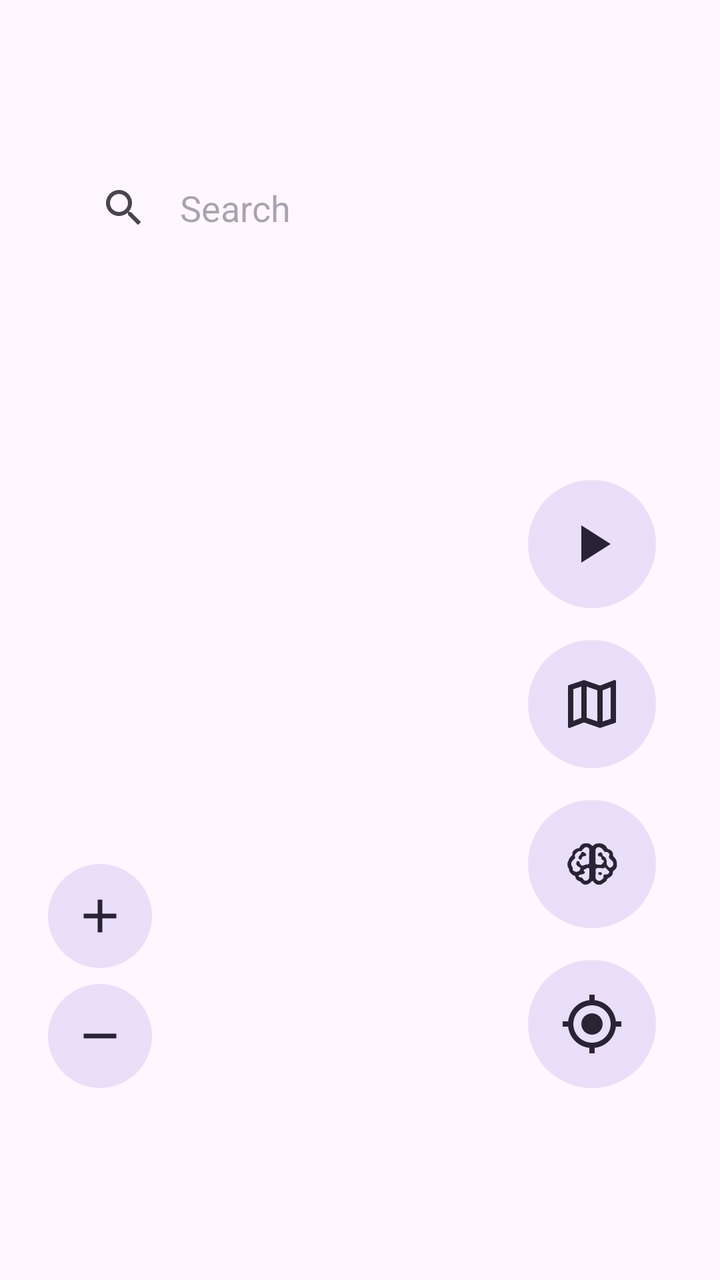
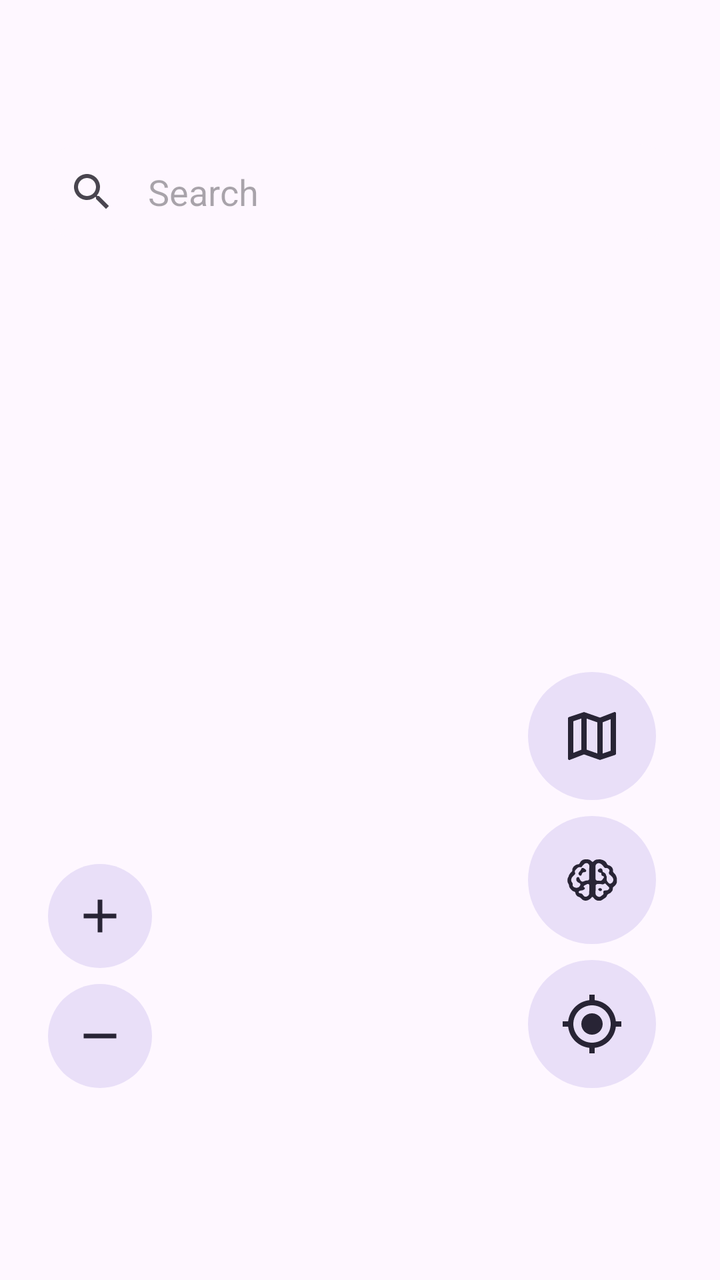

Compare the two renders of this Android layout. The source of the first and the diff that turns it into the second are given below.
<!-- AndroidManifest.xml: application theme Theme.GPSSetter -->
<!-- res/layout/activity_map.xml -->
<?xml version="1.0" encoding="utf-8"?>
<androidx.drawerlayout.widget.DrawerLayout xmlns:android="http://schemas.android.com/apk/res/android"
    android:layout_width="match_parent"
    android:layout_height="match_parent"
    xmlns:app="http://schemas.android.com/apk/res-auto"
    android:id="@+id/container"
    android:orientation="vertical"
    android:fitsSystemWindows="false">

    <RelativeLayout
        android:layout_width="match_parent"
        android:layout_height="match_parent">

        <com.google.android.material.appbar.MaterialToolbar
            android:visibility="gone"
            android:id="@+id/toolbar"
            android:layout_width="match_parent"
            android:layout_height="?attr/actionBarSize"
            android:layout_marginTop="24dp"
            android:elevation="1dp"
            app:navigationIcon="@drawable/ic_baseline_menu_24"/>

        <include
            android:id="@+id/search"
            layout="@layout/include_search"
            android:layout_width="match_parent"
            android:layout_height="wrap_content"
            android:layout_alignParentTop="true"
            android:layout_marginStart="18dp"
            android:layout_marginTop="72dp"
            android:layout_marginEnd="18dp"
            android:layout_marginBottom="72dp"
            android:gravity="center_vertical"
            android:lines="1"
            android:padding="8dp"
            android:paddingStart="8dp"
            android:textSize="18sp"
        />

        <include
            android:id="@+id/map_container"
            layout="@layout/map_container"
            android:layout_height="match_parent"
            android:layout_width="match_parent"/>

        <com.google.android.material.button.MaterialButton
            android:id="@+id/getlocation"
            style="@style/Widget.Material3.Button.TonalButton"
            android:contentDescription="@string/getlocation_desc"
            android:layout_width="64dp"
            android:layout_height="64dp"
            android:layout_alignParentBottom="true"
            android:layout_alignParentEnd="true"
            android:layout_centerVertical="true"
            android:layout_marginStart="32dp"
            android:layout_marginEnd="32dp"
            android:layout_marginTop="16dp"
            android:layout_marginBottom="96dp"
            android:alpha="0.95"
            android:elevation="10dp"
            android:insetLeft="0dp"
            android:insetTop="0dp"
            android:insetRight="0dp"
            android:insetBottom="0dp"
            app:icon="@drawable/ic_baseline_my_location_24"
            app:iconGravity="textStart"
            app:iconPadding="0dp"
            app:iconSize="32dp" />
            
        
        <com.google.android.material.button.MaterialButton
            android:id="@+id/spls_button"
            style="@style/Widget.Material3.Button.TonalButton"
            android:contentDescription="SPLS"
            android:layout_above="@id/getlocation"
            android:layout_width="64dp"
            android:layout_height="64dp"
            android:layout_alignParentEnd="true"
            android:layout_marginStart="32dp"
            android:layout_marginEnd="32dp"
            android:layout_marginTop="16dp"
            android:alpha="0.95"
            android:elevation="10dp"
            android:insetLeft="0dp"
            android:insetTop="0dp"
            android:insetRight="0dp"
            android:insetBottom="0dp"
            app:icon="@drawable/ic_pref_brain_small"
            app:iconGravity="textStart"
            app:iconPadding="0dp"
            app:iconSize="32dp" />
        
        <com.google.android.material.button.MaterialButton
            android:id="@+id/addfavorite"
            style="@style/Widget.Material3.Button.TonalButton"
            android:contentDescription="Change map style"
            android:layout_above="@id/spls_button"
            android:layout_width="64dp"
            android:layout_height="64dp"
            android:layout_alignParentEnd="true"
            android:layout_marginStart="32dp"
            android:layout_marginEnd="32dp"
            android:layout_marginTop="16dp"
            android:alpha="0.95"
            android:elevation="10dp"
            android:insetLeft="0dp"
            android:insetTop="0dp"
            android:insetRight="0dp"
            android:insetBottom="0dp"
            app:icon="@drawable/ic_map_type"
            app:iconGravity="textStart"
            app:iconPadding="0dp"
            app:iconSize="32dp" />
        
        <com.google.android.material.button.MaterialButton
            android:id="@+id/start_button"
            android:contentDescription="@string/location_set"
            style="@style/Widget.Material3.Button.TonalButton"
            android:layout_above="@id/addfavorite"
            android:layout_width="64dp"
            android:layout_height="64dp"
            android:layout_alignParentEnd="true"
            android:layout_marginStart="32dp"
            android:layout_marginEnd="32dp"
            android:alpha="0.95"
            android:elevation="10dp"
            android:insetLeft="0dp"
            android:insetTop="0dp"
            android:insetRight="0dp"
            android:insetBottom="0dp"
            app:icon="@drawable/ic_play" 
            app:iconGravity="textStart"
            app:iconPadding="0dp"
            app:iconSize="32dp" 

            android:visibility="visible" />

        <com.google.android.material.button.MaterialButton
            android:id="@+id/stop_button"
             android:contentDescription="@string/location_unset"
            style="@style/Widget.Material3.Button.TonalButton"
            android:layout_above="@id/addfavorite"
            android:layout_width="64dp"
            android:layout_height="64dp"
            android:layout_alignParentEnd="true"
            android:layout_marginStart="32dp"
            android:layout_marginEnd="32dp"
            android:alpha="0.95"
            android:elevation="10dp"
            android:insetLeft="0dp"
            android:insetTop="0dp"
            android:insetRight="0dp"
            android:insetBottom="0dp"
            app:icon="@drawable/ic_stop"
            app:iconGravity="textStart"
            app:iconPadding="0dp"
            app:iconSize="32dp" 

            android:visibility="gone" />

        <com.google.android.material.button.MaterialButton
            android:id="@+id/zoom_out"
            style="@style/Widget.Material3.Button.TonalButton"
            android:contentDescription="@string/zoom_out_desc"
            android:layout_width="52dp"
            android:layout_height="52dp"
            android:layout_alignParentStart="true"
            android:layout_alignParentBottom="true"
            android:layout_marginStart="24dp"
            android:layout_marginBottom="96dp"
            android:alpha="0.95"
            android:elevation="10dp"
            android:insetLeft="0dp"
            android:insetTop="0dp"
            android:insetRight="0dp"
            android:insetBottom="0dp"
            app:icon="@drawable/ic_zoom_minus"
            app:iconGravity="textStart"
            app:iconPadding="0dp"
            app:iconSize="28dp" />

        <com.google.android.material.button.MaterialButton
            android:id="@+id/zoom_in"
            style="@style/Widget.Material3.Button.TonalButton"
            android:contentDescription="@string/zoom_in_desc"
            android:layout_width="52dp"
            android:layout_height="52dp"
            android:layout_above="@id/zoom_out"
            android:layout_alignParentStart="true"
            android:layout_marginStart="24dp"
            android:layout_marginBottom="8dp"
            android:alpha="0.95"
            android:elevation="10dp"
            android:insetLeft="0dp"
            android:insetTop="0dp"
            android:insetRight="0dp"
            android:insetBottom="0dp"
            app:icon="@drawable/ic_zoom_plus"
            app:iconGravity="textStart"
            app:iconPadding="0dp"
            app:iconSize="28dp" />

    </RelativeLayout>

    <com.google.android.material.navigation.NavigationView
        android:visibility="gone"
        android:id="@+id/nav_view"
        android:layout_width="wrap_content"
        android:layout_height="match_parent"
        android:layout_gravity="start"
        app:headerLayout="@layout/drawer_header"
        app:menu="@menu/main_menu">
    </com.google.android.material.navigation.NavigationView>

</androidx.drawerlayout.widget.DrawerLayout>
<!-- res/layout/include_search.xml (included above) -->
<?xml version="1.0" encoding="utf-8"?>
<RelativeLayout xmlns:android="http://schemas.android.com/apk/res/android"
    xmlns:app="http://schemas.android.com/apk/res-auto"
    xmlns:tools="http://schemas.android.com/tools"
    app:layout_constraintTop_toTopOf="parent"
    android:layout_width="match_parent"
    android:layout_height="wrap_content"
    android:elevation="8dp"
    android:outlineProvider="none"
    >
    

    <EditText
        android:id="@+id/searchBox"
        android:layout_width="match_parent"
        android:layout_height="@dimen/search_box_height"
        android:layout_marginStart="@dimen/padding_16"
        android:layout_marginTop="@dimen/padding_8"
        android:layout_marginEnd="@dimen/padding_16"
        android:layout_marginBottom="@dimen/padding_8"
        android:background="@drawable/search_box_background"
        android:drawableStart="@drawable/ic_baseline_search_24"
        android:drawablePadding="@dimen/padding_16"
        android:hint="@string/search"
        android:imeOptions="actionSearch"
        android:inputType="text"
        android:paddingStart="@dimen/padding_16"
        android:paddingEnd="52dp"   
    />

    <ProgressBar
        android:id="@+id/search_progress"
        android:layout_width="@dimen/progressbar_size"
        android:layout_height="@dimen/progressbar_size"
        android:layout_marginEnd="24dp"
        android:visibility="gone"
        tools:visibility="visible"
        android:layout_alignParentEnd="true"
        android:layout_centerVertical="true"
        android:padding="@dimen/padding_8" 
    />

</RelativeLayout>
<!-- res/layout/map_container.xml (included above) -->
<?xml version="1.0" encoding="utf-8"?>
<LinearLayout xmlns:android="http://schemas.android.com/apk/res/android"
    xmlns:app="http://schemas.android.com/apk/res-auto"
    android:layout_width="match_parent"
    android:layout_height="match_parent"
    android:orientation="vertical"
    app:layout_behavior="@string/appbar_scrolling_view_behavior">


    <FrameLayout
        android:id="@+id/map"
        android:layout_width="match_parent"
        android:layout_height="match_parent" />

</LinearLayout>
<!-- res/layout/drawer_header.xml (included above) -->
<?xml version="1.0" encoding="utf-8"?>
<RelativeLayout xmlns:android="http://schemas.android.com/apk/res/android"
    android:layout_width="match_parent"
    android:layout_height="wrap_content"
    android:padding="@dimen/padding_16">

    <ImageView
        android:id="@+id/logo"
        android:layout_width="24dp"
        android:layout_height="24dp"
        android:layout_centerVertical="true"
        android:layout_marginStart="10dp"
        android:src="@mipmap/ic_launcher" />

    <TextView
        android:layout_width="wrap_content"
        android:layout_height="wrap_content"
        android:layout_marginStart="5dp"
        android:layout_marginTop="10dp"
        android:layout_marginBottom="10dp"
        android:layout_toEndOf="@id/logo"
        android:text="@string/app_name"
        android:textStyle="bold" />

</RelativeLayout>
<!-- resources referenced by this layout -->
<resources>
  <dimen name="padding_16">16dp</dimen>
  <dimen name="padding_8">8dp</dimen>
  <dimen name="progressbar_size">36dp</dimen>
  <dimen name="search_box_height">48dp</dimen>
  <!-- drawable ic_baseline_menu_24 (drawable) -->
  <vector android:height="24dp" android:tint="#000000"
      android:viewportHeight="24" android:viewportWidth="24"
      android:width="24dp" xmlns:android="http://schemas.android.com/apk/res/android">
      <path android:fillColor="@android:color/white" android:pathData="M3,18h18v-2L3,16v2zM3,13h18v-2L3,11v2zM3,6v2h18L21,6L3,6z"/>
  </vector>
  <!-- drawable ic_play (drawable) -->
  <vector android:height="24dp" android:tint="?attr/colorControlNormal"
      android:viewportHeight="24" android:viewportWidth="24"
      android:width="24dp" xmlns:android="http://schemas.android.com/apk/res/android">
      <path android:fillColor="@android:color/white" android:pathData="M8,5v14l11,-7z"/>
  </vector>
  <!-- drawable ic_stop (drawable) -->
  <vector android:height="24dp" android:tint="?attr/colorControlNormal"
      android:viewportHeight="24" android:viewportWidth="24"
      android:width="24dp" xmlns:android="http://schemas.android.com/apk/res/android">
      <path android:fillColor="@android:color/white" android:pathData="M6,6h12v12H6z"/>
  </vector>
  <!-- drawable ic_zoom_minus (drawable) -->
  <vector xmlns:android="http://schemas.android.com/apk/res/android"
      android:width="24dp"
      android:height="24dp"
      android:viewportWidth="24"
      android:viewportHeight="24">
      <path
          android:fillColor="#FF000000"
          android:pathData="M19,13H5v-2h14v2z" />
  </vector>
  <!-- drawable ic_zoom_plus (drawable) -->
  <vector xmlns:android="http://schemas.android.com/apk/res/android"
      android:width="24dp"
      android:height="24dp"
      android:viewportWidth="24"
      android:viewportHeight="24">
      <path
          android:fillColor="#FF000000"
          android:pathData="M19,13h-6v6h-2v-6H5v-2h6V5h2v6h6v2z" />
  </vector>
  <!-- drawable search_box_background (drawable) -->
  <?xml version="1.0" encoding="utf-8"?>
  <shape xmlns:android="http://schemas.android.com/apk/res/android">
      <corners android:radius="@dimen/search_box_corners"/>
      <solid android:color="?attr/colorSurface"/>
  </shape>
  <!-- mipmap ic_launcher (mipmap-anydpi-v26) -->
  <?xml version="1.0" encoding="utf-8"?>
  <adaptive-icon xmlns:android="http://schemas.android.com/apk/res/android">
      <background android:drawable="@drawable/ic_launcher_bg_gradient" />
      <foreground android:drawable="@mipmap/ic_launcher_foreground" />
  </adaptive-icon>
  <string name="app_name">SPLS Recorder</string>
  <string name="getlocation_desc">Get current location</string>
  <string name="location_set">Location set</string>
  <string name="location_unset">Location unset</string>
  <string name="search">Search</string>
  <string name="zoom_in_desc">Zoom in</string>
  <string name="zoom_out_desc">Zoom out</string>
  <dimen name="search_box_corners">24dp</dimen>
  <!-- drawable ic_launcher_bg_gradient (drawable) -->
  <?xml version="1.0" encoding="utf-8"?>
  <shape xmlns:android="http://schemas.android.com/apk/res/android" android:shape="rectangle">
      <gradient
          android:angle="270"
          android:startColor="#0081FE"
          android:endColor="#013A95" />
  </shape>
  <color name="primary">#7D98B3</color>
  <style name="GPSSetterOverflowMenu" parent="@style/Widget.MaterialComponents.PopupMenu.Overflow">
          <item name="android:popupBackground">@drawable/background_menu</item>
      </style>
  <!-- drawable background_menu (drawable) -->
  <?xml version="1.0" encoding="utf-8"?>
  <shape xmlns:android="http://schemas.android.com/apk/res/android">
      <solid android:color="?attr/colorSurface" />
      <corners
          android:radius="24dp" />
      <padding android:top="@dimen/margin_16"
          android:bottom="@dimen/margin_16"/>
  </shape>
  <dimen name="margin_16">16dp</dimen>
  <!-- unchanged entries left out for length: 5 -->
</resources>

<!-- the commit's change to res/layout/activity_map.xml (unified diff, before → after) -->
@@ -1,239 +1,28 @@
 <?xml version="1.0" encoding="utf-8"?>
-<androidx.drawerlayout.widget.DrawerLayout xmlns:android="http://schemas.android.com/apk/res/android"
+<FrameLayout xmlns:android="http://schemas.android.com/apk/res/android"
+    xmlns:app="http://schemas.android.com/apk/res-auto"
+    xmlns:tools="http://schemas.android.com/tools"
+    android:id="@+id/overlay"
     android:layout_width="match_parent"
     android:layout_height="match_parent"
-    xmlns:app="http://schemas.android.com/apk/res-auto"
-    android:id="@+id/container"
-    android:orientation="vertical"
     android:fitsSystemWindows="false">
 
-    <RelativeLayout
+    
+    <include
+        android:id="@+id/map_container"
+        layout="@layout/map_container"
         android:layout_width="match_parent"
-        android:layout_height="match_parent">
+        android:layout_height="match_parent" />
 
-        <com.google.android.material.appbar.MaterialToolbar
-            android:visibility="gone"
-            android:id="@+id/toolbar"
-            android:layout_width="match_parent"
-            android:layout_height="?attr/actionBarSize"
-            android:layout_marginTop="24dp"
-            android:elevation="1dp"
-            app:navigationIcon="@drawable/ic_baseline_menu_24"/>
-
-        <include
-            android:id="@+id/search"
-            layout="@layout/include_search"
-            android:layout_width="match_parent"
-            android:layout_height="wrap_content"
-            android:layout_alignParentTop="true"
-            android:layout_marginStart="18dp"
-            android:layout_marginTop="72dp"
-            android:layout_marginEnd="18dp"
-            android:layout_marginBottom="72dp"
-            android:gravity="center_vertical"
-            android:lines="1"
-            android:padding="8dp"
-            android:paddingStart="8dp"
-            android:textSize="18sp"
-        />
-
-        <include
-            android:id="@+id/map_container"
-            layout="@layout/map_container"
-            android:layout_height="match_parent"
-            android:layout_width="match_parent"/>
-
-        <com.google.android.material.button.MaterialButton
-            android:id="@+id/getlocation"
-            style="@style/Widget.Material3.Button.TonalButton"
-            android:contentDescription="@string/getlocation_desc"
-            android:layout_width="64dp"
-            android:layout_height="64dp"
-            android:layout_alignParentBottom="true"
-            android:layout_alignParentEnd="true"
-            android:layout_centerVertical="true"
-            android:layout_marginStart="32dp"
-            android:layout_marginEnd="32dp"
-            android:layout_marginTop="16dp"
-            android:layout_marginBottom="96dp"
-            android:alpha="0.95"
-            android:elevation="10dp"
-            android:insetLeft="0dp"
-            android:insetTop="0dp"
-            android:insetRight="0dp"
-            android:insetBottom="0dp"
-            app:icon="@drawable/ic_baseline_my_location_24"
-            app:iconGravity="textStart"
-            app:iconPadding="0dp"
-            app:iconSize="32dp" />
-            
-        
-        <com.google.android.material.button.MaterialButton
-            android:id="@+id/spls_button"
-            style="@style/Widget.Material3.Button.TonalButton"
-            android:contentDescription="SPLS"
-            android:layout_above="@id/getlocation"
-            android:layout_width="64dp"
-            android:layout_height="64dp"
-            android:layout_alignParentEnd="true"
-            android:layout_marginStart="32dp"
-            android:layout_marginEnd="32dp"
-            android:layout_marginTop="16dp"
-            android:alpha="0.95"
-            android:elevation="10dp"
-            android:insetLeft="0dp"
-            android:insetTop="0dp"
-            android:insetRight="0dp"
-            android:insetBottom="0dp"
-            app:icon="@drawable/ic_pref_brain_small"
-            app:iconGravity="textStart"
-            app:iconPadding="0dp"
-            app:iconSize="32dp" />
-        
-        <com.google.android.material.button.MaterialButton
-            android:id="@+id/addfavorite"
-            style="@style/Widget.Material3.Button.TonalButton"
-            android:contentDescription="Change map style"
-            android:layout_above="@id/spls_button"
-            android:layout_width="64dp"
-            android:layout_height="64dp"
-            android:layout_alignParentEnd="true"
-            android:layout_marginStart="32dp"
-            android:layout_marginEnd="32dp"
-            android:layout_marginTop="16dp"
-            android:alpha="0.95"
-            android:elevation="10dp"
-            android:insetLeft="0dp"
-            android:insetTop="0dp"
-            android:insetRight="0dp"
-            android:insetBottom="0dp"
-            app:icon="@drawable/ic_map_type"
-            app:iconGravity="textStart"
-            app:iconPadding="0dp"
-            app:iconSize="32dp" />
-        
-        <com.google.android.material.button.MaterialButton
-            android:id="@+id/start_button"
-            android:contentDescription="@string/location_set"
-            style="@style/Widget.Material3.Button.TonalButton"
-            android:layout_above="@id/addfavorite"
-            android:layout_width="64dp"
-            android:layout_height="64dp"
-            android:layout_alignParentEnd="true"
-            android:layout_marginStart="32dp"
-            android:layout_marginEnd="32dp"
-            android:alpha="0.95"
-            android:elevation="10dp"
-            android:insetLeft="0dp"
-            android:insetTop="0dp"
-            android:insetRight="0dp"
-            android:insetBottom="0dp"
-            app:icon="@drawable/ic_play" 
-            app:iconGravity="textStart"
-            app:iconPadding="0dp"
-            app:iconSize="32dp" 
-
-            android:visibility="visible" />
-
-        <com.google.android.material.button.MaterialButton
-            android:id="@+id/stop_button"
-             android:contentDescription="@string/location_unset"
-            style="@style/Widget.Material3.Button.TonalButton"
-            android:layout_above="@id/addfavorite"
-            android:layout_width="64dp"
-            android:layout_height="64dp"
-            android:layout_alignParentEnd="true"
-            android:layout_marginStart="32dp"
-            android:layout_marginEnd="32dp"
-            android:alpha="0.95"
-            android:elevation="10dp"
-            android:insetLeft="0dp"
-            android:insetTop="0dp"
-            android:insetRight="0dp"
-            android:insetBottom="0dp"
-            app:icon="@drawable/ic_stop"
-            app:iconGravity="textStart"
-            app:iconPadding="0dp"
-            app:iconSize="32dp" 
-
-            android:visibility="gone" />
-
-        <com.google.android.material.button.MaterialButton
-            android:id="@+id/zoom_out"
-            style="@style/Widget.Material3.Button.TonalButton"
-            android:contentDescription="@string/zoom_out_desc"
-            android:layout_width="52dp"
-            android:layout_height="52dp"
-            android:layout_alignParentStart="true"
-            android:layout_alignParentBottom="true"
-            android:layout_marginStart="24dp"
-            android:layout_marginBottom="96dp"
-            android:alpha="0.95"
-            android:elevation="10dp"
-            android:insetLeft="0dp"
-            android:insetTop="0dp"
-            android:insetRight="0dp"
-            android:insetBottom="0dp"
-            app:icon="@drawable/ic_zoom_minus"
-            app:iconGravity="textStart"
-            app:iconPadding="0dp"
-            app:iconSize="28dp" />
-
-        <com.google.android.material.button.MaterialButton
-            android:id="@+id/zoom_in"
-            style="@style/Widget.Material3.Button.TonalButton"
-            android:contentDescription="@string/zoom_in_desc"
-            android:layout_width="52dp"
-            android:layout_height="52dp"
-            android:layout_above="@id/zoom_out"
-            android:layout_alignParentStart="true"
-            android:layout_marginStart="24dp"
-            android:layout_marginBottom="8dp"
-            android:alpha="0.95"
-            android:elevation="10dp"
-            android:insetLeft="0dp"
-            android:insetTop="0dp"
-            android:insetRight="0dp"
-            android:insetBottom="0dp"
-            app:icon="@drawable/ic_zoom_plus"
-            app:iconGravity="textStart"
-            app:iconPadding="0dp"
-            app:iconSize="28dp" />
-
-    </RelativeLayout>
-
-    <com.google.android.material.navigation.NavigationView
-        android:visibility="gone"
-        android:id="@+id/nav_view"
-        android:layout_width="wrap_content"
-        android:layout_height="match_parent"
-        android:layout_gravity="start"
-        app:headerLayout="@layout/drawer_header"
-        app:menu="@menu/main_menu">
-    </com.google.android.material.navigation.NavigationView>
-
-</androidx.drawerlayout.widget.DrawerLayout>
-<!-- res/layout/include_search.xml (included above) -->
-<?xml version="1.0" encoding="utf-8"?>
-<RelativeLayout xmlns:android="http://schemas.android.com/apk/res/android"
-    xmlns:app="http://schemas.android.com/apk/res-auto"
-    xmlns:tools="http://schemas.android.com/tools"
-    app:layout_constraintTop_toTopOf="parent"
-    android:layout_width="match_parent"
-    android:layout_height="wrap_content"
-    android:elevation="8dp"
-    android:outlineProvider="none"
-    >
     
-
     <EditText
         android:id="@+id/searchBox"
         android:layout_width="match_parent"
         android:layout_height="@dimen/search_box_height"
-        android:layout_marginStart="@dimen/padding_16"
-        android:layout_marginTop="@dimen/padding_8"
-        android:layout_marginEnd="@dimen/padding_16"
-        android:layout_marginBottom="@dimen/padding_8"
+        android:layout_gravity="top"
+        android:layout_marginStart="18dp"
+        android:layout_marginTop="72dp"
+        android:layout_marginEnd="18dp"
         android:background="@drawable/search_box_background"
         android:drawableStart="@drawable/ic_baseline_search_24"
         android:drawablePadding="@dimen/padding_16"
@@ -241,22 +30,120 @@
         android:imeOptions="actionSearch"
         android:inputType="text"
         android:paddingStart="@dimen/padding_16"
-        android:paddingEnd="52dp"   
-    />
+        android:paddingEnd="52dp" />
 
     <ProgressBar
-        android:id="@+id/search_progress"
+        android:id="@+id/searchProgress"
         android:layout_width="@dimen/progressbar_size"
         android:layout_height="@dimen/progressbar_size"
-        android:layout_marginEnd="24dp"
+        android:layout_gravity="top|end"
+        android:layout_marginTop="80dp"
+        android:layout_marginEnd="30dp"
+        android:padding="@dimen/padding_8"
         android:visibility="gone"
-        tools:visibility="visible"
-        android:layout_alignParentEnd="true"
-        android:layout_centerVertical="true"
-        android:padding="@dimen/padding_8" 
-    />
+        tools:visibility="visible" />
 
-</RelativeLayout>
+    <com.google.android.material.button.MaterialButton
+        android:id="@+id/getlocation"
+        style="@style/Widget.Material3.Button.TonalButton"
+        android:layout_width="64dp"
+        android:layout_height="64dp"
+        android:layout_gravity="bottom|end"
+        android:layout_marginEnd="32dp"
+        android:layout_marginBottom="96dp"
+        android:alpha="0.95"
+        android:contentDescription="@string/getlocation_desc"
+        android:elevation="10dp"
+        android:insetLeft="0dp"
+        android:insetTop="0dp"
+        android:insetRight="0dp"
+        android:insetBottom="0dp"
+        app:icon="@drawable/ic_baseline_my_location_24"
+        app:iconGravity="textStart"
+        app:iconPadding="0dp"
+        app:iconSize="32dp" />
+
+    <com.google.android.material.button.MaterialButton
+        android:id="@+id/spls_button"
+        style="@style/Widget.Material3.Button.TonalButton"
+        android:layout_width="64dp"
+        android:layout_height="64dp"
+        android:layout_gravity="bottom|end"
+        android:layout_marginEnd="32dp"
+        android:layout_marginBottom="168dp"
+        android:alpha="0.95"
+        android:contentDescription="SPLS"
+        android:elevation="10dp"
+        android:insetLeft="0dp"
+        android:insetTop="0dp"
+        android:insetRight="0dp"
+        android:insetBottom="0dp"
+        app:icon="@drawable/ic_pref_brain_small"
+        app:iconGravity="textStart"
+        app:iconPadding="0dp"
+        app:iconSize="32dp" />
+
+    <com.google.android.material.button.MaterialButton
+        android:id="@+id/mapType"
+        style="@style/Widget.Material3.Button.TonalButton"
+        android:layout_width="64dp"
+        android:layout_height="64dp"
+        android:layout_gravity="bottom|end"
+        android:layout_marginEnd="32dp"
+        android:layout_marginBottom="240dp"
+        android:alpha="0.95"
+        android:contentDescription="Change map style"
+        android:elevation="10dp"
+        android:insetLeft="0dp"
+        android:insetTop="0dp"
+        android:insetRight="0dp"
+        android:insetBottom="0dp"
+        app:icon="@drawable/ic_map_type"
+        app:iconGravity="textStart"
+        app:iconPadding="0dp"
+        app:iconSize="32dp" />
+
+    <com.google.android.material.button.MaterialButton
+        android:id="@+id/zoom_out"
+        style="@style/Widget.Material3.Button.TonalButton"
+        android:layout_width="52dp"
+        android:layout_height="52dp"
+        android:layout_gravity="bottom|start"
+        android:layout_marginStart="24dp"
+        android:layout_marginBottom="96dp"
+        android:alpha="0.95"
+        android:contentDescription="@string/zoom_out_desc"
+        android:elevation="10dp"
+        android:insetLeft="0dp"
+        android:insetTop="0dp"
+        android:insetRight="0dp"
+        android:insetBottom="0dp"
+        app:icon="@drawable/ic_zoom_minus"
+        app:iconGravity="textStart"
+        app:iconPadding="0dp"
+        app:iconSize="28dp" />
+
+    <com.google.android.material.button.MaterialButton
+        android:id="@+id/zoom_in"
+        style="@style/Widget.Material3.Button.TonalButton"
+        android:layout_width="52dp"
+        android:layout_height="52dp"
+        android:layout_gravity="bottom|start"
+        android:layout_marginStart="24dp"
+        android:layout_marginBottom="156dp"
+        android:alpha="0.95"
+        android:contentDescription="@string/zoom_in_desc"
+        android:elevation="10dp"
+        android:insetLeft="0dp"
+        android:insetTop="0dp"
+        android:insetRight="0dp"
+        android:insetBottom="0dp"
+        app:icon="@drawable/ic_zoom_plus"
+        app:iconGravity="textStart"
+        app:iconPadding="0dp"
+        app:iconSize="28dp" />
+
+</FrameLayout>
 <!-- res/layout/map_container.xml (included above) -->
 <?xml version="1.0" encoding="utf-8"?>
 <LinearLayout xmlns:android="http://schemas.android.com/apk/res/android"
@@ -273,29 +160,3 @@
         android:layout_height="match_parent" />
 
 </LinearLayout>
-<!-- res/layout/drawer_header.xml (included above) -->
-<?xml version="1.0" encoding="utf-8"?>
-<RelativeLayout xmlns:android="http://schemas.android.com/apk/res/android"
-    android:layout_width="match_parent"
-    android:layout_height="wrap_content"
-    android:padding="@dimen/padding_16">
-
-    <ImageView
-        android:id="@+id/logo"
-        android:layout_width="24dp"
-        android:layout_height="24dp"
-        android:layout_centerVertical="true"
-        android:layout_marginStart="10dp"
-        android:src="@mipmap/ic_launcher" />
-
-    <TextView
-        android:layout_width="wrap_content"
-        android:layout_height="wrap_content"
-        android:layout_marginStart="5dp"
-        android:layout_marginTop="10dp"
-        android:layout_marginBottom="10dp"
-        android:layout_toEndOf="@id/logo"
-        android:text="@string/app_name"
-        android:textStyle="bold" />
-
-</RelativeLayout>
<!-- resource entries referenced after the edit -->
@@ -4,24 +4,6 @@
   <dimen name="padding_8">8dp</dimen>
   <dimen name="progressbar_size">36dp</dimen>
   <dimen name="search_box_height">48dp</dimen>
-  <!-- drawable ic_baseline_menu_24 (drawable) -->
-  <vector android:height="24dp" android:tint="#000000"
-      android:viewportHeight="24" android:viewportWidth="24"
-      android:width="24dp" xmlns:android="http://schemas.android.com/apk/res/android">
-      <path android:fillColor="@android:color/white" android:pathData="M3,18h18v-2L3,16v2zM3,13h18v-2L3,11v2zM3,6v2h18L21,6L3,6z"/>
-  </vector>
-  <!-- drawable ic_play (drawable) -->
-  <vector android:height="24dp" android:tint="?attr/colorControlNormal"
-      android:viewportHeight="24" android:viewportWidth="24"
-      android:width="24dp" xmlns:android="http://schemas.android.com/apk/res/android">
-      <path android:fillColor="@android:color/white" android:pathData="M8,5v14l11,-7z"/>
-  </vector>
-  <!-- drawable ic_stop (drawable) -->
-  <vector android:height="24dp" android:tint="?attr/colorControlNormal"
-      android:viewportHeight="24" android:viewportWidth="24"
-      android:width="24dp" xmlns:android="http://schemas.android.com/apk/res/android">
-      <path android:fillColor="@android:color/white" android:pathData="M6,6h12v12H6z"/>
-  </vector>
   <!-- drawable ic_zoom_minus (drawable) -->
   <vector xmlns:android="http://schemas.android.com/apk/res/android"
       android:width="24dp"
@@ -48,28 +30,11 @@
       <corners android:radius="@dimen/search_box_corners"/>
       <solid android:color="?attr/colorSurface"/>
   </shape>
-  <!-- mipmap ic_launcher (mipmap-anydpi-v26) -->
-  <?xml version="1.0" encoding="utf-8"?>
-  <adaptive-icon xmlns:android="http://schemas.android.com/apk/res/android">
-      <background android:drawable="@drawable/ic_launcher_bg_gradient" />
-      <foreground android:drawable="@mipmap/ic_launcher_foreground" />
-  </adaptive-icon>
-  <string name="app_name">SPLS Recorder</string>
   <string name="getlocation_desc">Get current location</string>
-  <string name="location_set">Location set</string>
-  <string name="location_unset">Location unset</string>
   <string name="search">Search</string>
   <string name="zoom_in_desc">Zoom in</string>
   <string name="zoom_out_desc">Zoom out</string>
   <dimen name="search_box_corners">24dp</dimen>
-  <!-- drawable ic_launcher_bg_gradient (drawable) -->
-  <?xml version="1.0" encoding="utf-8"?>
-  <shape xmlns:android="http://schemas.android.com/apk/res/android" android:shape="rectangle">
-      <gradient
-          android:angle="270"
-          android:startColor="#0081FE"
-          android:endColor="#013A95" />
-  </shape>
   <color name="primary">#7D98B3</color>
   <style name="GPSSetterOverflowMenu" parent="@style/Widget.MaterialComponents.PopupMenu.Overflow">
           <item name="android:popupBackground">@drawable/background_menu</item>
